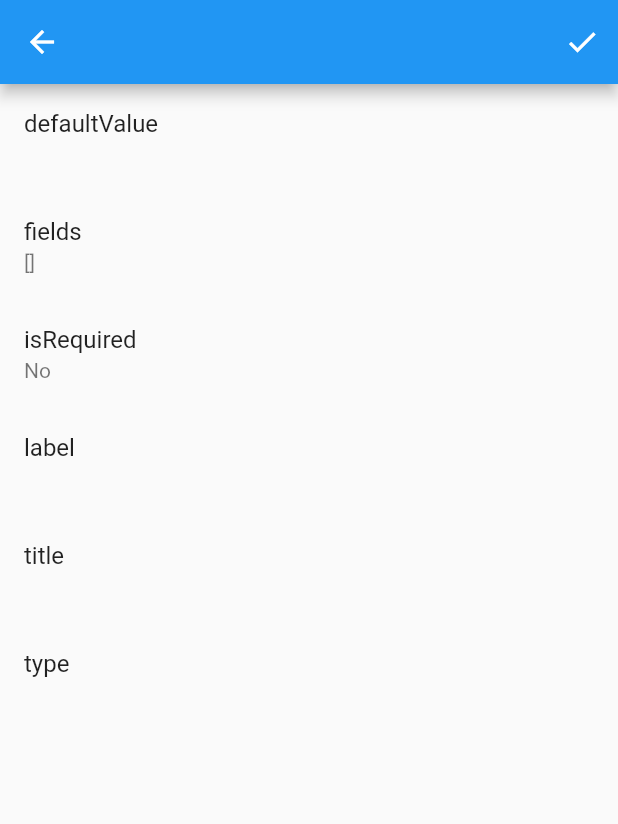
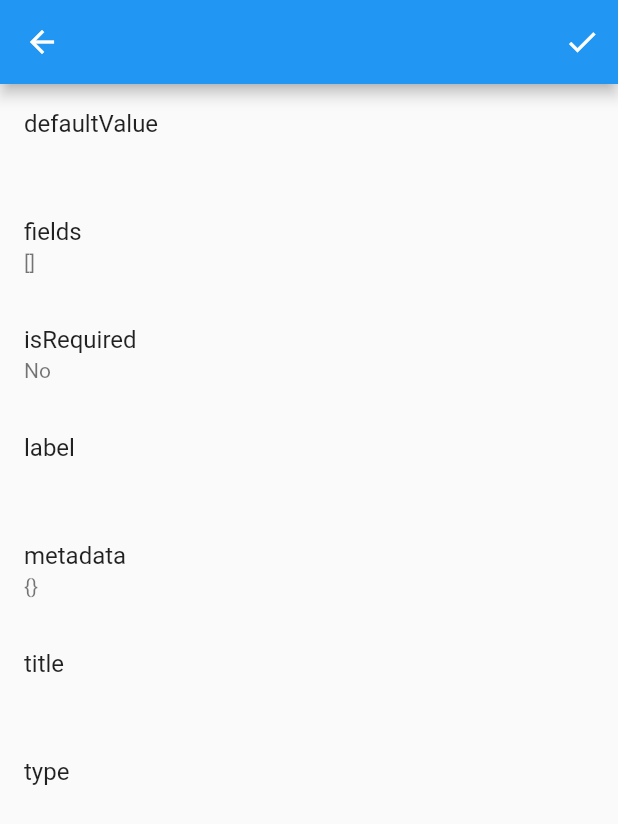
Before and after one commit to alex-sandri/circolari-online, a Flutter app: the CircolareAnswerPage screen opened directly with empty values, on a phone screen of 412 x 824 dp. Shown: the top 824 px of the screen. Run offline on Flutter 3.47's test engine with Material 2 defaults, Android fonts, the light colour scheme and no system bars; our stand-ins replace cloud_firestore, firebase_core, qr_flutter; missing offline and left inert: barcode_scan; accounts and stored records are empty.

Commit message:
Add CircolareAnswer.metadata field

```diff
--- a/lib/models/CircolareAnswer.dart
+++ b/lib/models/CircolareAnswer.dart
@@ -10,16 +10,20 @@ class CircolareAnswer
 
   final Map<String, dynamic> fields;
 
+  final Map<String, dynamic> metadata;
+
   CircolareAnswer({
     @required this.id,
     @required this.parentId,
     @required this.fields,
+    @required this.metadata,
   });
 
   static CircolareAnswer fromFirestore(DocumentSnapshot document) =>
     CircolareAnswer(
       id: document.id,
       parentId: document.reference.parent.parent.id,
-      fields: document.data(),
+      fields: document.data()..removeWhere((key, value) => key == "metadata"),
+      metadata: document.data()["metadata"],
     );
 }
--- a/lib/widgets/CircolareAnswerPage.dart
+++ b/lib/widgets/CircolareAnswerPage.dart
@@ -22,6 +22,8 @@ class CircolareAnswerPage extends StatelessWidget {
                   tooltip: "Segna come gestita",
                   onPressed: () async {
                     final FirebaseFirestore db = FirebaseFirestore.instance;
+
+                    print(answer.metadata);
 
                     await db.collection("circolari/${answer.parentId}/answers").doc(answer.id).update({ "metadata.handled": true });
 
```
